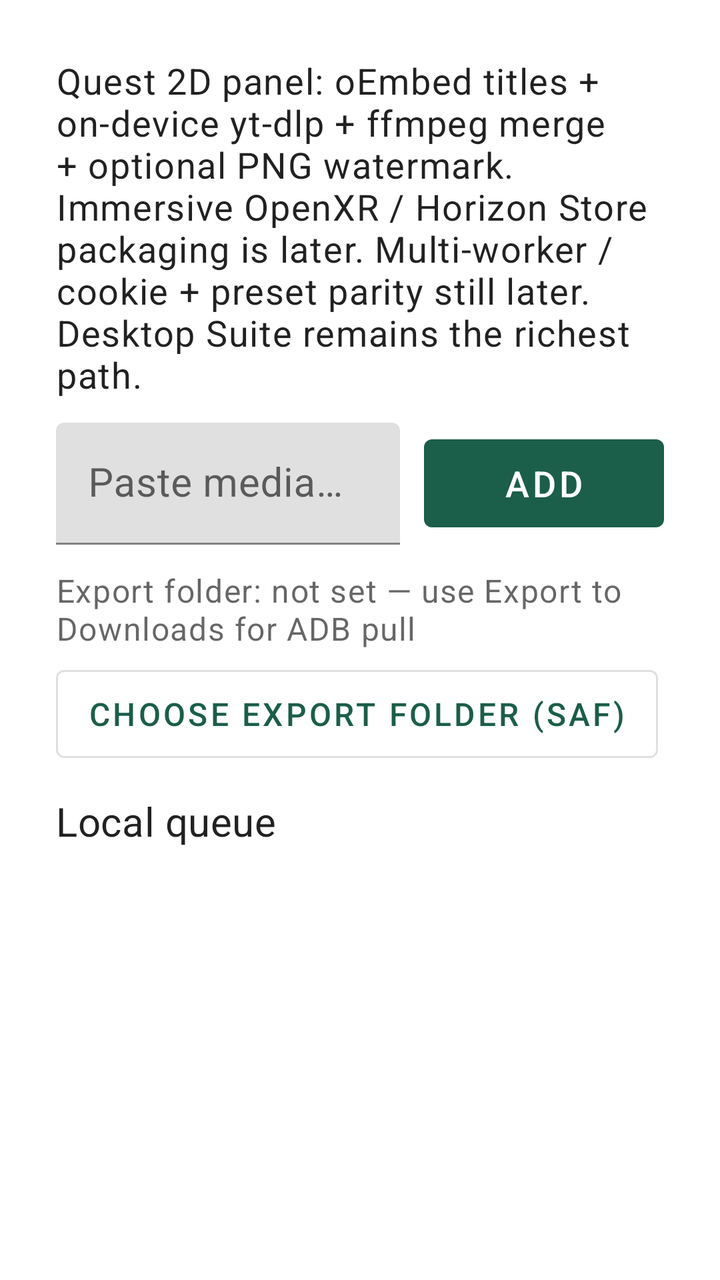
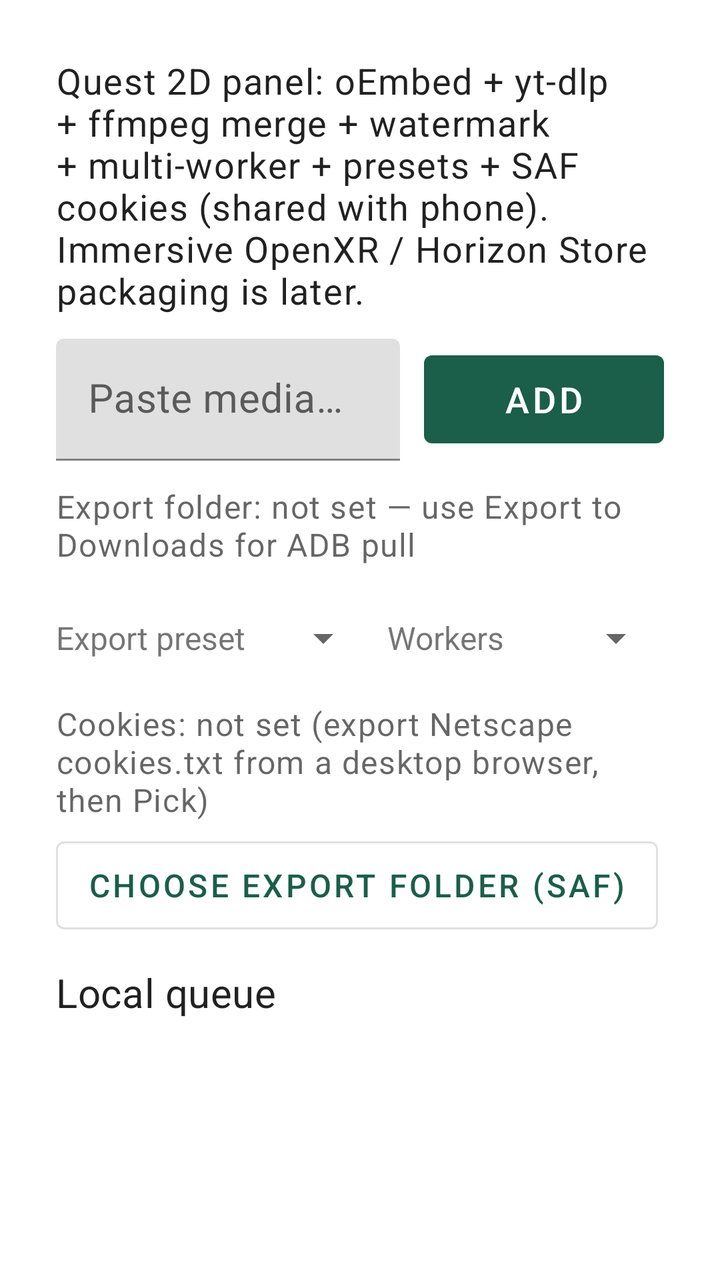

Screens rendered from an Android XML layout before and after an edit, with the pre-edit source and the edit as a unified diff.
<!-- AndroidManifest.xml: another module's application theme Theme.YTSCompanion -->
<!-- res/layout/activity_main.xml -->
<?xml version="1.0" encoding="utf-8"?>
<LinearLayout xmlns:android="http://schemas.android.com/apk/res/android"
    xmlns:tools="http://schemas.android.com/tools"
    android:layout_width="match_parent"
    android:layout_height="match_parent"
    android:orientation="vertical"
    android:padding="@dimen/quest_pad"
    tools:context=".MainActivity">

    <TextView
        android:id="@+id/parityNote"
        android:layout_width="match_parent"
        android:layout_height="wrap_content"
        android:paddingBottom="@dimen/quest_gap"
        android:text="@string/parity_note"
        android:textAppearance="?attr/textAppearanceBody1"
        android:textSize="18sp" />

    <LinearLayout
        android:layout_width="match_parent"
        android:layout_height="wrap_content"
        android:orientation="horizontal">

        <com.google.android.material.textfield.TextInputLayout
            android:layout_width="0dp"
            android:layout_height="wrap_content"
            android:layout_weight="1"
            android:hint="@string/url_hint">

            <com.google.android.material.textfield.TextInputEditText
                android:id="@+id/urlInput"
                android:layout_width="match_parent"
                android:layout_height="wrap_content"
                android:inputType="textUri"
                android:imeOptions="actionDone"
                android:maxLines="3"
                android:minHeight="@dimen/quest_btn_min_height"
                android:textSize="20sp" />
        </com.google.android.material.textfield.TextInputLayout>

        <com.google.android.material.button.MaterialButton
            android:id="@+id/addButton"
            android:layout_width="wrap_content"
            android:layout_height="@dimen/quest_btn_min_height"
            android:layout_gravity="center_vertical"
            android:layout_marginStart="@dimen/quest_gap"
            android:minWidth="120dp"
            android:text="@string/add_url"
            android:textSize="18sp" />
    </LinearLayout>

    <TextView
        android:id="@+id/exportFolderLabel"
        android:layout_width="match_parent"
        android:layout_height="wrap_content"
        android:paddingTop="@dimen/quest_gap"
        android:paddingBottom="4dp"
        android:text="@string/export_folder_none"
        android:textAppearance="?attr/textAppearanceCaption"
        android:textSize="16sp" />

    <HorizontalScrollView
        android:layout_width="match_parent"
        android:layout_height="wrap_content"
        android:scrollbars="none">

        <LinearLayout
            android:layout_width="wrap_content"
            android:layout_height="wrap_content"
            android:orientation="horizontal">

            <com.google.android.material.button.MaterialButton
                android:id="@+id/pickFolderButton"
                style="@style/Widget.MaterialComponents.Button.OutlinedButton"
                android:layout_width="wrap_content"
                android:layout_height="@dimen/quest_btn_min_height"
                android:text="@string/pick_export_folder"
                android:textSize="16sp" />

            <com.google.android.material.button.MaterialButton
                android:id="@+id/exportButton"
                style="@style/Widget.MaterialComponents.Button.OutlinedButton"
                android:layout_width="wrap_content"
                android:layout_height="@dimen/quest_btn_min_height"
                android:layout_marginStart="@dimen/quest_gap"
                android:text="@string/export_inbox"
                android:textSize="16sp" />

            <com.google.android.material.button.MaterialButton
                android:id="@+id/exportDownloadsButton"
                style="@style/Widget.MaterialComponents.Button.OutlinedButton"
                android:layout_width="wrap_content"
                android:layout_height="@dimen/quest_btn_min_height"
                android:layout_marginStart="@dimen/quest_gap"
                android:text="@string/export_downloads"
                android:textSize="16sp" />

            <com.google.android.material.button.MaterialButton
                android:id="@+id/shareButton"
                style="@style/Widget.MaterialComponents.Button.OutlinedButton"
                android:layout_width="wrap_content"
                android:layout_height="@dimen/quest_btn_min_height"
                android:layout_marginStart="@dimen/quest_gap"
                android:text="@string/share_payload"
                android:textSize="16sp" />

            <com.google.android.material.button.MaterialButton
                android:id="@+id/downloadQueueButton"
                style="@style/Widget.MaterialComponents.Button.OutlinedButton"
                android:layout_width="wrap_content"
                android:layout_height="@dimen/quest_btn_min_height"
                android:layout_marginStart="@dimen/quest_gap"
                android:text="@string/download_queue"
                android:textSize="16sp" />

            <com.google.android.material.switchmaterial.SwitchMaterial
                android:id="@+id/watermarkSwitch"
                android:layout_width="wrap_content"
                android:layout_height="@dimen/quest_btn_min_height"
                android:layout_marginStart="@dimen/quest_gap"
                android:minWidth="200dp"
                android:text="@string/watermark_toggle"
                android:textSize="16sp" />

            <com.google.android.material.button.MaterialButton
                android:id="@+id/clearButton"
                style="@style/Widget.MaterialComponents.Button.TextButton"
                android:layout_width="wrap_content"
                android:layout_height="@dimen/quest_btn_min_height"
                android:layout_marginStart="@dimen/quest_gap"
                android:text="@string/clear_queue"
                android:textSize="16sp" />
        </LinearLayout>
    </HorizontalScrollView>

    <TextView
        android:layout_width="match_parent"
        android:layout_height="wrap_content"
        android:paddingTop="@dimen/quest_gap"
        android:paddingBottom="4dp"
        android:text="@string/queue_title"
        android:textAppearance="?attr/textAppearanceSubtitle1"
        android:textSize="20sp" />

    <TextView
        android:id="@+id/emptyLabel"
        android:layout_width="match_parent"
        android:layout_height="wrap_content"
        android:padding="8dp"
        android:text="@string/empty_queue"
        android:textSize="18sp"
        android:visibility="gone" />

    <androidx.recyclerview.widget.RecyclerView
        android:id="@+id/queueList"
        android:layout_width="match_parent"
        android:layout_height="0dp"
        android:layout_weight="1"
        tools:listitem="@layout/item_queue" />
</LinearLayout>
<!-- res/layout/item_queue.xml (included above) -->
<?xml version="1.0" encoding="utf-8"?>
<LinearLayout xmlns:android="http://schemas.android.com/apk/res/android"
    android:layout_width="match_parent"
    android:layout_height="wrap_content"
    android:gravity="center_vertical"
    android:orientation="horizontal"
    android:paddingVertical="8dp">

    <LinearLayout
        android:layout_width="0dp"
        android:layout_height="wrap_content"
        android:layout_weight="1"
        android:orientation="vertical">

        <TextView
            android:id="@+id/itemTitle"
            android:layout_width="match_parent"
            android:layout_height="wrap_content"
            android:ellipsize="end"
            android:maxLines="2"
            android:textAppearance="?attr/textAppearanceBody1" />

        <TextView
            android:id="@+id/itemUrl"
            android:layout_width="match_parent"
            android:layout_height="wrap_content"
            android:ellipsize="middle"
            android:maxLines="2"
            android:textAppearance="?attr/textAppearanceCaption" />

        <TextView
            android:id="@+id/itemStatus"
            android:layout_width="match_parent"
            android:layout_height="wrap_content"
            android:ellipsize="end"
            android:maxLines="1"
            android:textAppearance="?attr/textAppearanceCaption"
            android:visibility="gone" />
    </LinearLayout>

    <com.google.android.material.button.MaterialButton
        android:id="@+id/downloadButton"
        style="@style/Widget.MaterialComponents.Button.TextButton"
        android:layout_width="wrap_content"
        android:layout_height="wrap_content"
        android:minWidth="0dp"
        android:text="@string/download_one" />

    <com.google.android.material.button.MaterialButton
        android:id="@+id/removeButton"
        style="@style/Widget.MaterialComponents.Button.TextButton"
        android:layout_width="wrap_content"
        android:layout_height="wrap_content"
        android:text="@string/remove" />
</LinearLayout>
<!-- resources referenced by this layout -->
<resources>
  <dimen name="quest_btn_min_height">56dp</dimen>
  <dimen name="quest_gap">12dp</dimen>
  <dimen name="quest_pad">28dp</dimen>
  <string name="add_url">Add</string>
  <string name="clear_queue">Clear queue</string>
  <string name="download_one">DL</string>
  <string name="download_queue">Download queue</string>
  <string name="empty_queue">Queue is empty. Paste a URL (or ADB SEND) into this panel.</string>
  <string name="export_downloads">Export to Downloads</string>
  <string name="export_folder_none">Export folder: not set — use Export to Downloads for ADB pull</string>
  <string name="export_inbox">Export inbox file</string>
  <string name="parity_note">Quest 2D panel: oEmbed titles + on-device yt-dlp + ffmpeg merge + optional PNG watermark. Immersive OpenXR / Horizon Store packaging is later. Multi-worker / cookie + preset parity still later. Desktop Suite remains the richest path.</string>
  <string name="pick_export_folder">Choose export folder (SAF)</string>
  <string name="queue_title">Local queue</string>
  <string name="remove">Remove</string>
  <string name="share_payload">Share payload</string>
  <string name="url_hint">Paste media page URL</string>
  <string name="watermark_toggle">Watermark overlay (bundled PNG)</string>
  <style name="Theme.YTSCompanion" parent="Theme.MaterialComponents.DayNight.DarkActionBar">
          <item name="colorPrimary">#1B5E4A</item>
          <item name="colorPrimaryVariant">#0F3D30</item>
          <item name="colorOnPrimary">#FFFFFF</item>
          <item name="colorSecondary">#3D7A6A</item>
          <item name="android:statusBarColor">#0F3D30</item>
      </style>
</resources>

<!-- the commit's change to res/layout/activity_main.xml (unified diff, before → after) -->
@@ -59,6 +59,52 @@
         android:textAppearance="?attr/textAppearanceCaption"
         android:textSize="16sp" />
 
+    <LinearLayout
+        android:layout_width="match_parent"
+        android:layout_height="wrap_content"
+        android:orientation="horizontal"
+        android:paddingTop="4dp"
+        android:paddingBottom="4dp">
+
+        <TextView
+            android:layout_width="wrap_content"
+            android:layout_height="wrap_content"
+            android:layout_gravity="center_vertical"
+            android:paddingEnd="8dp"
+            android:text="@string/preset_label"
+            android:textSize="16sp" />
+
+        <Spinner
+            android:id="@+id/presetSpinner"
+            android:layout_width="0dp"
+            android:layout_height="@dimen/quest_btn_min_height"
+            android:layout_weight="1" />
+
+        <TextView
+            android:layout_width="wrap_content"
+            android:layout_height="wrap_content"
+            android:layout_gravity="center_vertical"
+            android:paddingStart="8dp"
+            android:paddingEnd="8dp"
+            android:text="@string/workers_label"
+            android:textSize="16sp" />
+
+        <Spinner
+            android:id="@+id/workersSpinner"
+            android:layout_width="wrap_content"
+            android:layout_height="@dimen/quest_btn_min_height"
+            android:minWidth="72dp" />
+    </LinearLayout>
+
+    <TextView
+        android:id="@+id/cookieLabel"
+        android:layout_width="match_parent"
+        android:layout_height="wrap_content"
+        android:paddingBottom="4dp"
+        android:text="@string/cookies_label_none"
+        android:textAppearance="?attr/textAppearanceCaption"
+        android:textSize="16sp" />
+
     <HorizontalScrollView
         android:layout_width="match_parent"
         android:layout_height="wrap_content"
@@ -75,6 +121,24 @@
                 android:layout_width="wrap_content"
                 android:layout_height="@dimen/quest_btn_min_height"
                 android:text="@string/pick_export_folder"
+                android:textSize="16sp" />
+
+            <com.google.android.material.button.MaterialButton
+                android:id="@+id/pickCookiesButton"
+                style="@style/Widget.MaterialComponents.Button.OutlinedButton"
+                android:layout_width="wrap_content"
+                android:layout_height="@dimen/quest_btn_min_height"
+                android:layout_marginStart="@dimen/quest_gap"
+                android:text="@string/pick_cookies"
+                android:textSize="16sp" />
+
+            <com.google.android.material.button.MaterialButton
+                android:id="@+id/clearCookiesButton"
+                style="@style/Widget.MaterialComponents.Button.TextButton"
+                android:layout_width="wrap_content"
+                android:layout_height="@dimen/quest_btn_min_height"
+                android:layout_marginStart="@dimen/quest_gap"
+                android:text="@string/clear_cookies"
                 android:textSize="16sp" />
 
             <com.google.android.material.button.MaterialButton
<!-- resource entries referenced after the edit -->
@@ -4,20 +4,25 @@
   <dimen name="quest_gap">12dp</dimen>
   <dimen name="quest_pad">28dp</dimen>
   <string name="add_url">Add</string>
+  <string name="clear_cookies">Clear cookies</string>
   <string name="clear_queue">Clear queue</string>
+  <string name="cookies_label_none">Cookies: not set (export Netscape cookies.txt from a desktop browser, then Pick)</string>
   <string name="download_one">DL</string>
   <string name="download_queue">Download queue</string>
   <string name="empty_queue">Queue is empty. Paste a URL (or ADB SEND) into this panel.</string>
   <string name="export_downloads">Export to Downloads</string>
   <string name="export_folder_none">Export folder: not set — use Export to Downloads for ADB pull</string>
   <string name="export_inbox">Export inbox file</string>
-  <string name="parity_note">Quest 2D panel: oEmbed titles + on-device yt-dlp + ffmpeg merge + optional PNG watermark. Immersive OpenXR / Horizon Store packaging is later. Multi-worker / cookie + preset parity still later. Desktop Suite remains the richest path.</string>
+  <string name="parity_note">Quest 2D panel: oEmbed + yt-dlp + ffmpeg merge + watermark + multi-worker + presets + SAF cookies (shared with phone). Immersive OpenXR / Horizon Store packaging is later.</string>
+  <string name="pick_cookies">Pick cookies.txt (SAF)</string>
   <string name="pick_export_folder">Choose export folder (SAF)</string>
+  <string name="preset_label">Export preset</string>
   <string name="queue_title">Local queue</string>
   <string name="remove">Remove</string>
   <string name="share_payload">Share payload</string>
   <string name="url_hint">Paste media page URL</string>
   <string name="watermark_toggle">Watermark overlay (bundled PNG)</string>
+  <string name="workers_label">Workers</string>
   <style name="Theme.YTSCompanion" parent="Theme.MaterialComponents.DayNight.DarkActionBar">
           <item name="colorPrimary">#1B5E4A</item>
           <item name="colorPrimaryVariant">#0F3D30</item>
